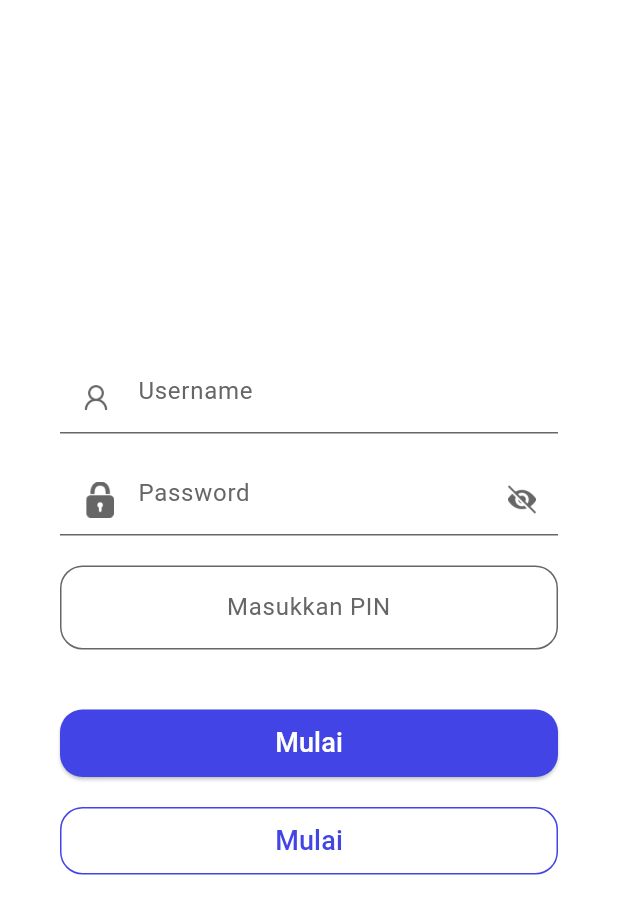
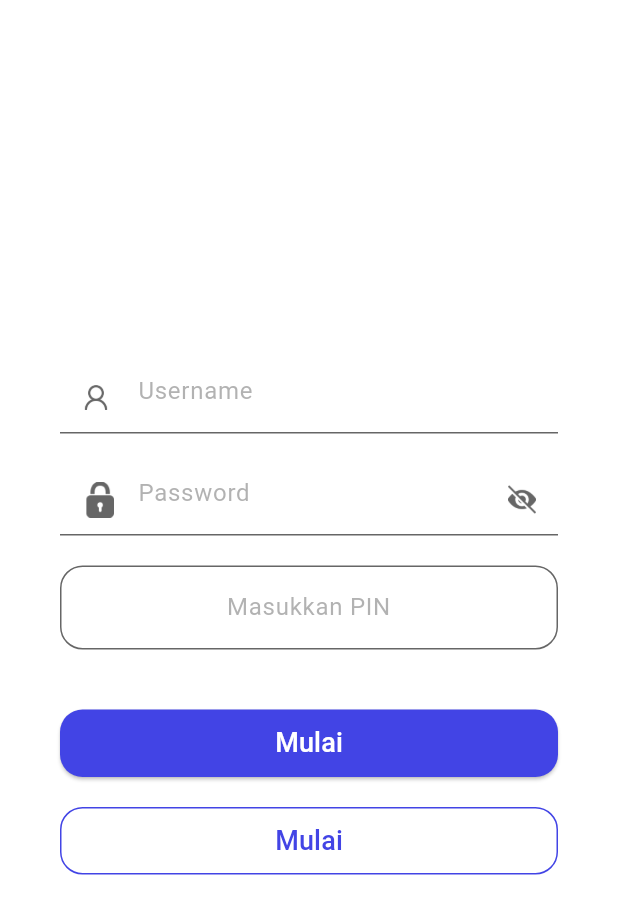
Before and after one commit to fauzan2720/smart-parking, a Flutter app: the screen it shows after launch, on a phone screen of 412 x 824 dp. Shown: the top 914 px of the screen. Run offline on Flutter 3.47's test engine with Material 2 defaults, Android fonts, the light colour scheme and no system bars; our stand-ins replace get_it.

Commit message:
update hint color

```diff
--- a/lib/core/widgets/form_input.dart
+++ b/lib/core/widgets/form_input.dart
@@ -32,8 +32,8 @@ class SmartFormInput extends StatelessWidget {
         obscureText: isPassword ? !isShowPassword : isPassword,
         decoration: InputDecoration(
           hintText: hint,
-          hintStyle: const TextStyle(
-            color: AppColors.grey,
+          hintStyle: TextStyle(
+            color: AppColors.grey.withOpacity(0.5),
           ),
           enabledBorder: const UnderlineInputBorder(
             borderSide: BorderSide(
--- a/lib/core/widgets/form_input_pin.dart
+++ b/lib/core/widgets/form_input_pin.dart
@@ -28,8 +28,8 @@ class SmartFormInputPIN extends StatelessWidget {
       decoration: InputDecoration(
         counterText: "",
         hintText: "Masukkan PIN",
-        hintStyle: const TextStyle(
-          color: AppColors.grey,
+        hintStyle: TextStyle(
+          color: AppColors.grey.withOpacity(0.5),
         ),
         enabledBorder: OutlineInputBorder(
           borderSide: const BorderSide(
```
